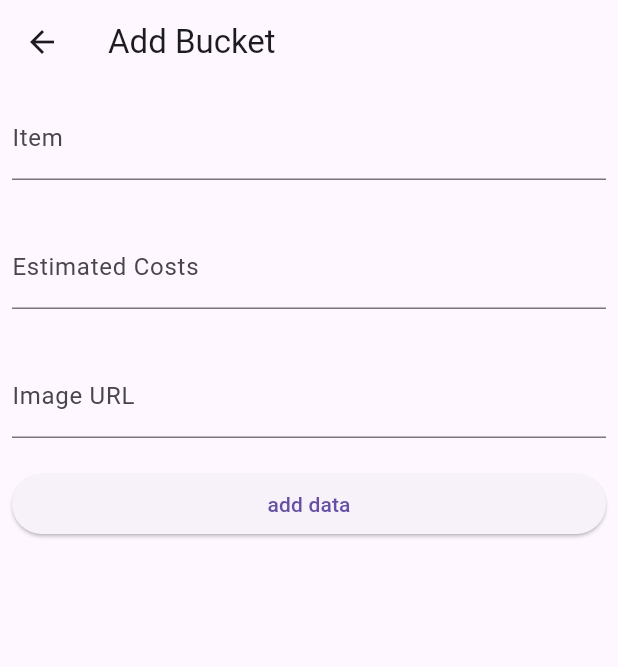
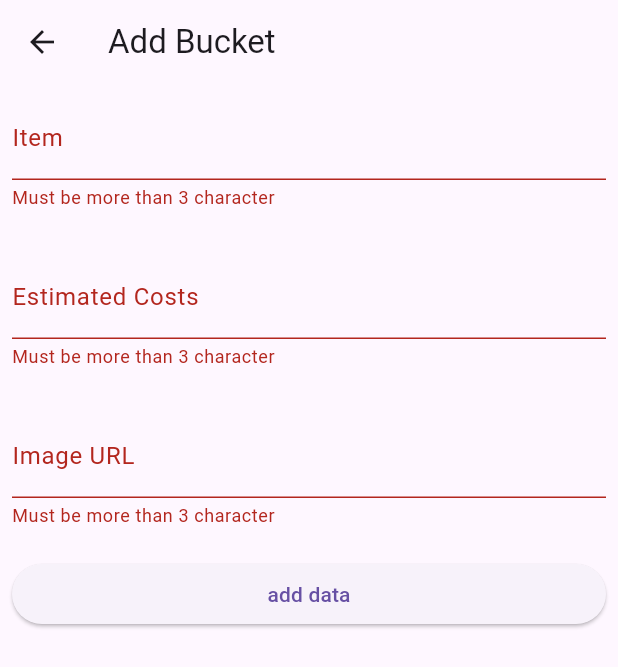
Before and after one commit to MossesAryo/Flutter_BucketList_App, a Flutter app: the AddBucketListScreen screen opened directly with empty values, after a tap on "add data", on a phone screen of 412 x 824 dp. Shown: the top 667 px of the screen. Run offline on Flutter 3.47's test engine with Material 3 defaults, Android fonts, the phone set to English and light mode, and no system bars; our stand-ins replace dio; missing offline and left inert: dart:ffi; network calls fail.

```diff
--- a/lib/addBucketlist.dart
+++ b/lib/addBucketlist.dart
@@ -37,29 +37,60 @@ class _AddBucketListScreenState extends State<AddBucketListScreen> {
 
   @override
   Widget build(BuildContext context) {
+    var addForm = GlobalKey<FormState>();
+
     return Scaffold(
         appBar: AppBar(
           title: Text("Add Bucket"),
         ),
         body: Padding(
           padding: const EdgeInsets.all(8.0),
+          child: Form(
+            key: addForm,
             child: Column(
               children: [
-              TextField(
+                TextFormField(
+                  autovalidateMode: AutovalidateMode.onUserInteraction,
+                  validator: (value) {
+                    if (value.toString().length < 3) {
+                      return "Must be more than 3 character";
+                    }
+                    if (value == null || value.isEmpty) {
+                      return 'This field is required';
+                    }
+                  },
                   controller: itemText,
                   decoration: InputDecoration(label: Text("Item")),
                 ),
                 SizedBox(
                   height: 30,
                 ),
-              TextField(
+                TextFormField(
+                  autovalidateMode: AutovalidateMode.onUserInteraction,
+                  validator: (value) {
+                    if (value.toString().length < 3) {
+                      return "Must be more than 3 character";
+                    }
+                    if (value == null || value.isEmpty) {
+                      return 'This field is required';
+                    }
+                  },
                   controller: costText,
                   decoration: InputDecoration(label: Text("Estimated Costs")),
                 ),
                 SizedBox(
                   height: 30,
                 ),
-              TextField(
+                TextFormField(
+                  autovalidateMode: AutovalidateMode.onUserInteraction,
+                  validator: (value) {
+                    if (value.toString().length < 3) {
+                      return "Must be more than 3 character";
+                    }
+                    if (value == null || value.isEmpty) {
+                      return 'This field is required';
+                    }
+                  },
                   controller: imgURLText,
                   decoration: InputDecoration(label: Text("Image URL")),
                 ),
@@ -70,11 +101,17 @@ class _AddBucketListScreenState extends State<AddBucketListScreen> {
                   children: [
                     Expanded(
                         child: ElevatedButton(
-                          onPressed: addData, child: Text("add data"))),
+                            onPressed: () {
+                              if (addForm.currentState!.validate()) {
+                                addData();
+                              }
+                            },
+                            child: Text("add data"))),
                   ],
                 )
               ],
             ),
+          ),
         ));
   }
 }
```
Lines whose indentation alone changed are shown as unchanged.
